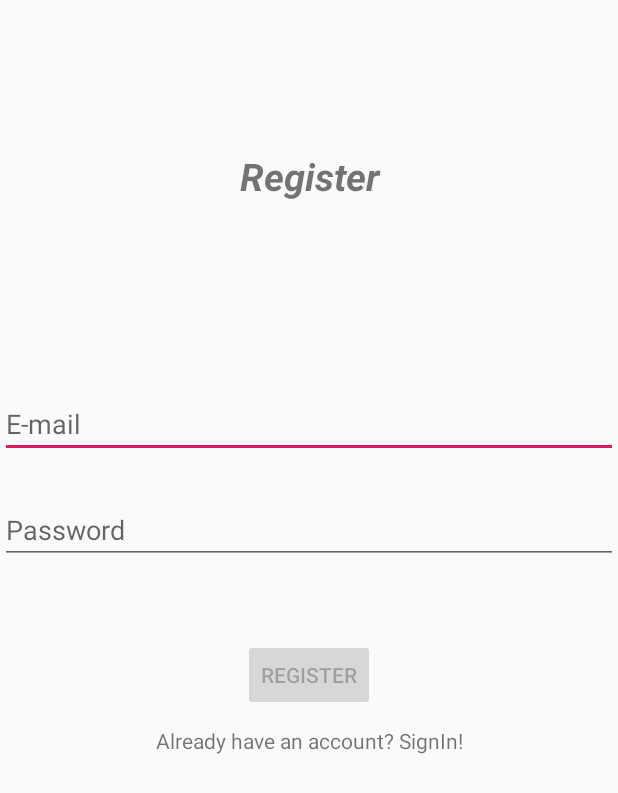
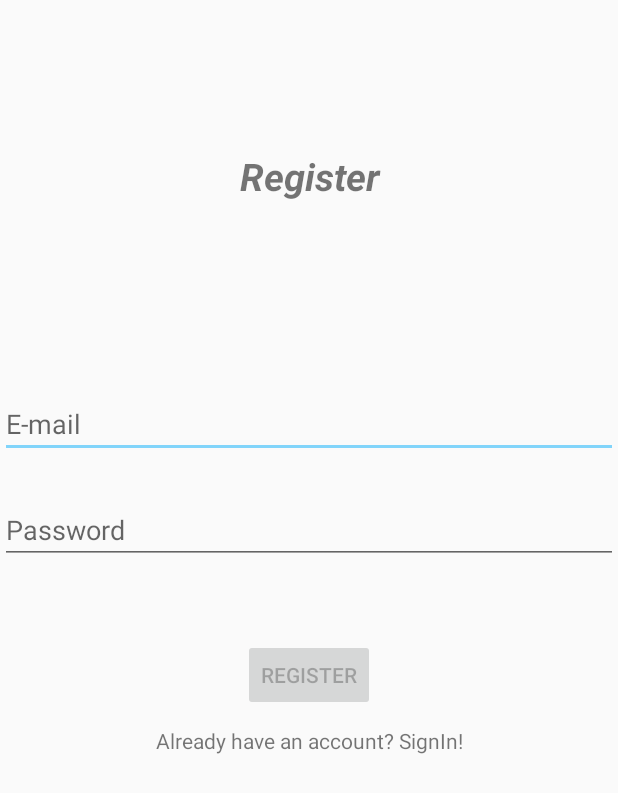
Before and after one commit to vaibhavjain30699/NewsUp, an Android app: the register screen opened directly, with no data from a screen before it, on a phone screen of 412 x 824 dp. Shown: the top 793 px of the screen. Run offline under Robolectric (Android 15) with nearby library versions, the light colour scheme and no system bars; our stand-ins replace Firebase (no records; nobody signed in at launch, a user with empty details on screens opened directly).

Commit message:
Theme updated

```diff
--- a/app/src/main/res/values/colors.xml
+++ b/app/src/main/res/values/colors.xml
@@ -1,6 +1,6 @@
 <?xml version="1.0" encoding="utf-8"?>
 <resources>
-    <color name="colorPrimary">#008577</color>
-    <color name="colorPrimaryDark">#00574B</color>
-    <color name="colorAccent">#D81B60</color>
+    <color name="colorPrimary">#03a9f4</color>
+    <color name="colorPrimaryDark">#0288d1</color>
+    <color name="colorAccent">#81d4fa</color>
 </resources>
--- a/app/src/main/res/values/styles.xml
+++ b/app/src/main/res/values/styles.xml
@@ -6,7 +6,7 @@
         <item name="colorPrimary">@color/colorPrimary</item>
         <item name="colorPrimaryDark">@color/colorPrimaryDark</item>
         <item name="colorAccent">@color/colorAccent</item>
-        <item name="windowActionBar">false</item>
+        <item name="windowActionBar">true</item>
         <item name="windowNoTitle">true</item>
     </style>
 
```
